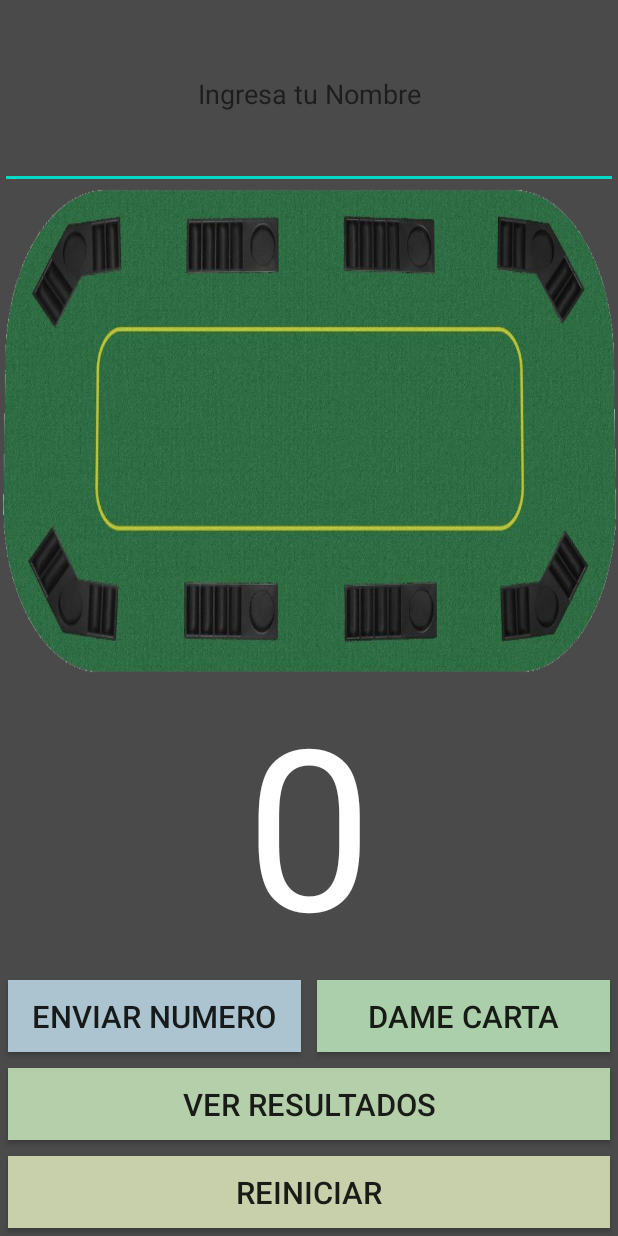
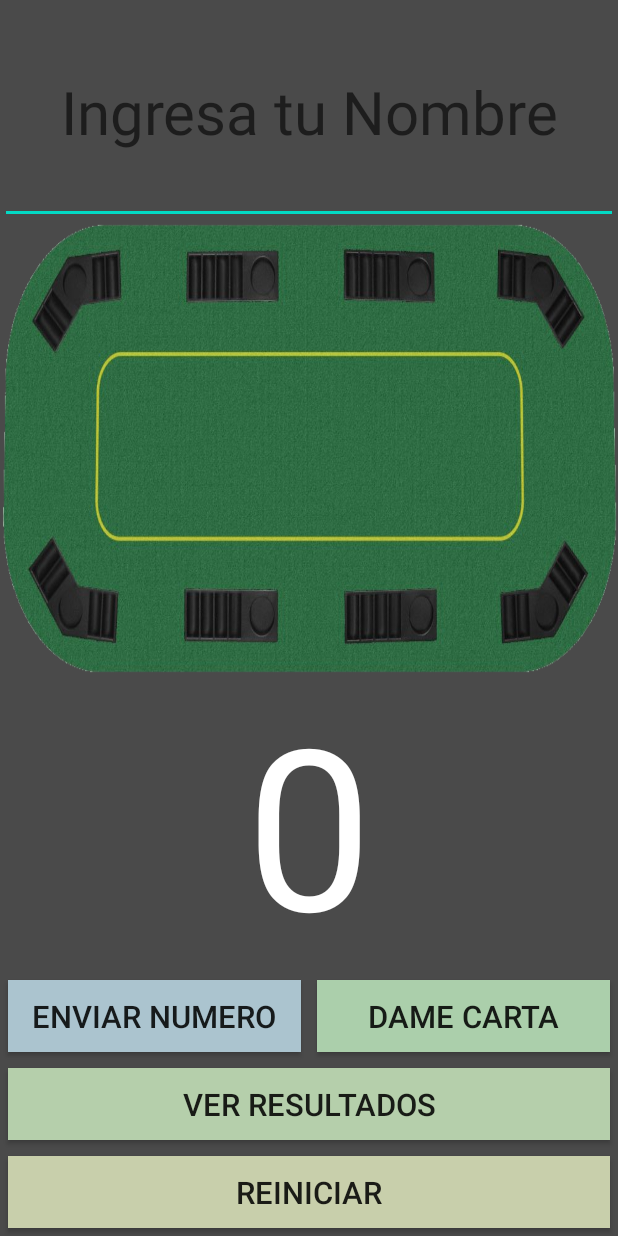
Before and after one commit to GitNes26/APPS_Mi21, an Android app: the screen it shows after launch (MainActivity), on a phone screen of 412 x 824 dp. Run offline under Robolectric (Android 15) with nearby library versions, the light colour scheme and no system bars; our stand-ins replace Volley.

Commit message:
ay quedo!de nuevo

```diff
--- a/app/src/main/java/com/nestor/mi21/MainActivity.java
+++ b/app/src/main/java/com/nestor/mi21/MainActivity.java
@@ -142,7 +142,7 @@ public class MainActivity extends AppCompatActivity implements View.OnClickListe
                     @Override
                     public void onResponse(JSONObject response) {
                         Toast.makeText(MainActivity.this,
-                                miNombre.getText()+", tus puntso enviados fueron: "+String.valueOf(puntos),
+                                miNombre.getText()+", tus puntso enviados fueron.",
                                 Toast.LENGTH_LONG).show();
                     }
                 }, new Response.ErrorListener() {
--- a/app/src/main/res/layout/activity_main.xml
+++ b/app/src/main/res/layout/activity_main.xml
@@ -22,7 +22,7 @@
             android:hint="Ingresa tu Nombre"
             android:textColor="#fff"
             android:textAlignment="center"
-            android:autoSizeTextType="uniform"/>
+            android:textSize="40sp"/>
     </LinearLayout>
 
     <androidx.recyclerview.widget.RecyclerView
@@ -30,6 +30,7 @@
         android:layout_width="match_parent"
         android:layout_height="0dp"
         android:layout_weight="4"
+        android:layout_gravity="center_vertical"
         android:background="@drawable/tablero">
 
     </androidx.recyclerview.widget.RecyclerView>
```
